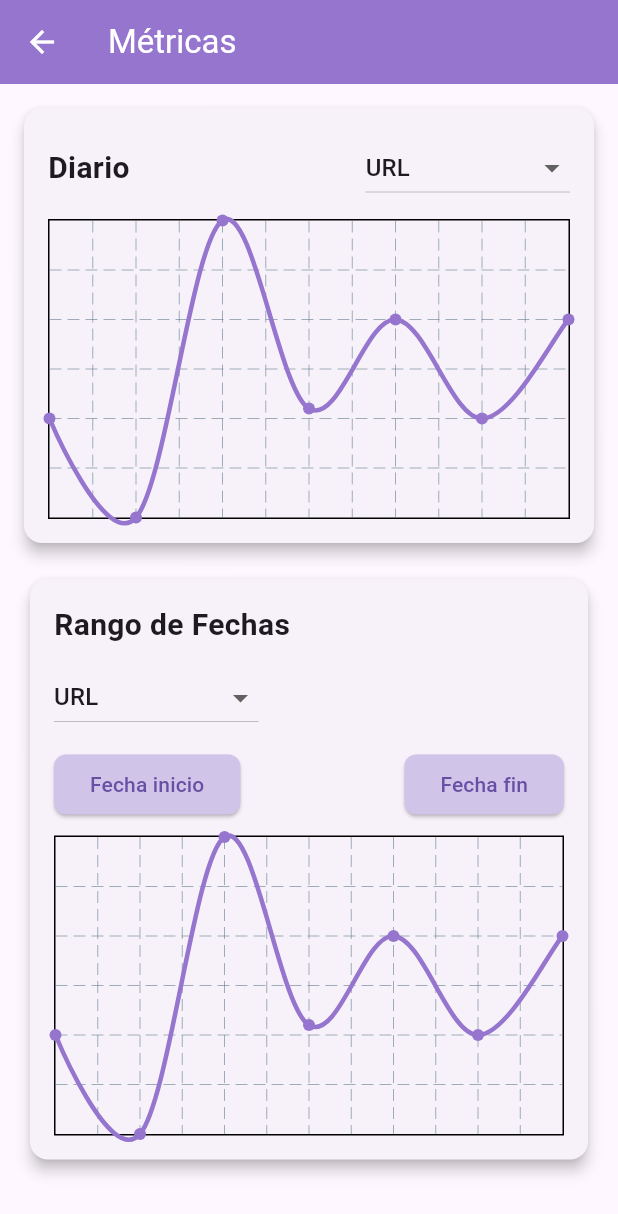
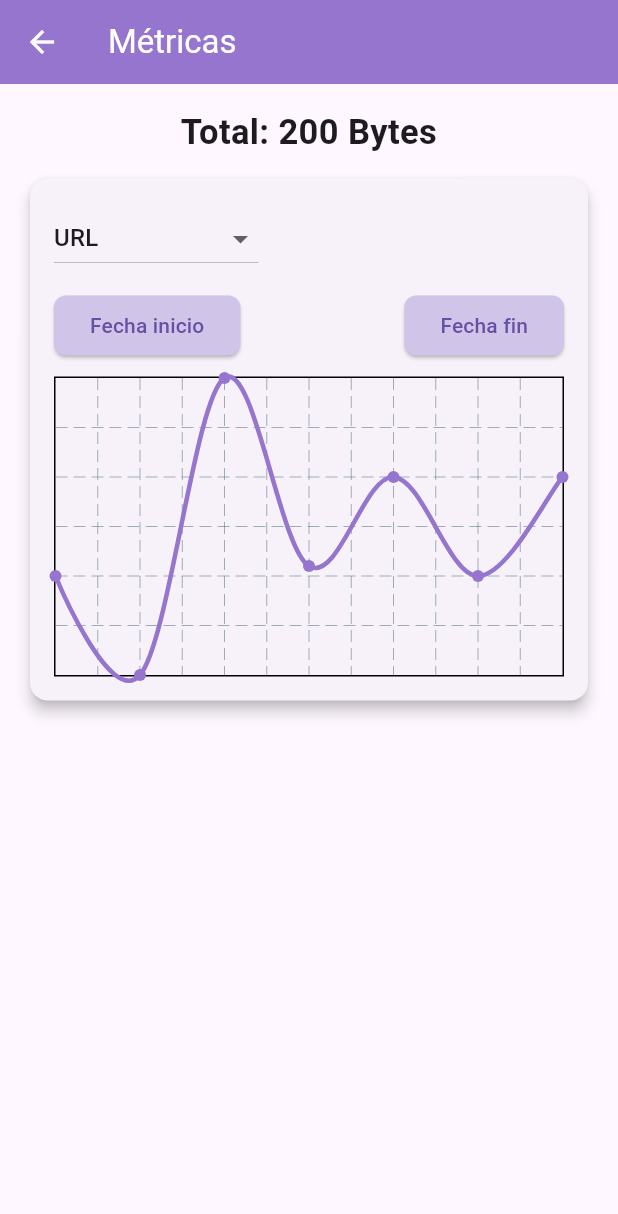
Before and after one commit to ssaf-pdfconversion/app, a Flutter app: the Metricas screen opened by its route, on a phone screen of 412 x 824 dp. Shown: the top 1214 px of the screen. Run offline on Flutter 3.47's test engine with Material 3 defaults, Android fonts, the phone set to English and light mode, and no system bars; drawn by our look-alikes of fl_chart; our stand-ins replace file_picker, get.

Commit message:
Update metricas.dart
Quite una tabla de metricas.

```diff
--- a/mobile_application/lib/metricas/metricas.dart
+++ b/mobile_application/lib/metricas/metricas.dart
@@ -16,8 +16,6 @@ class _MetricasState extends State<Metricas> {
   DateTime? _startDate;
   DateTime? _endDate;
 
-  // Selecciones para cada sección
-  DataSource _diarioSelection = DataSource.url;
   DataSource _rangoSelection = DataSource.url;
 
   // Método para seleccionar una fecha (inicio o fin)
@@ -54,51 +52,14 @@ class _MetricasState extends State<Metricas> {
         padding: const EdgeInsets.all(16),
         child: Column(
           children: [
-            // Sección "Diario"
-            Card(
-              elevation: 4,
-              margin: const EdgeInsets.only(bottom: 20),
-              child: Padding(
-                padding: const EdgeInsets.all(16),
-                child: Column(
-                  crossAxisAlignment: CrossAxisAlignment.start,
-                  children: [
-                    Row(
-                      mainAxisAlignment: MainAxisAlignment.spaceBetween,
-                      children: [
-                        const Text(
-                      'Diario',
-                      style: TextStyle(fontSize: 20, fontWeight: FontWeight.bold),
-                    ),
-                    const SizedBox(height: 10),
-                    // Opciones: URL o Archivos Office
-                    DropdownButton<DataSource>(
-                      value: _diarioSelection,
-                      items: DataSource.values.map((DataSource option) {
-                        return DropdownMenuItem<DataSource>(
-                          value: option,
-                          child: Text(option == DataSource.url ? 'URL' : 'Archivos Office'),
-                        );
-                      }).toList(),
-                      onChanged: (newValue) {
-                        setState(() {
-                          _diarioSelection = newValue!;
-                        });
-                      },
-                    ),
-                      ],
-                    ),
-                    const SizedBox(height: 10),
-                    // Gráfica "Diario"
-                    SizedBox(
-                      height: 200,
-                      width: double.infinity,
-                      child: Graficas(),
-                    ),
-                  ],
-                ),
-              ),
-            ),
+             Text(
+              'Total: 200 Bytes',
+              style: TextStyle(fontSize: 23,
+              fontWeight: FontWeight.bold,),
+              textAlign: TextAlign.center,
+
+        ),
+        const SizedBox(height: 10),
             // Sección "Rango de Fechas"
             Card(
               elevation: 4,
@@ -107,11 +68,6 @@ class _MetricasState extends State<Metricas> {
                 child: Column(
                   crossAxisAlignment: CrossAxisAlignment.start,
                   children: [
-                    const Text(
-                      'Rango de Fechas',
-                      style: TextStyle(fontSize: 20, fontWeight: FontWeight.bold),
-                    ),
-                    const SizedBox(height: 10),
                     // Opciones: URL o Archivos Office
                     DropdownButton<DataSource>(
                       value: _rangoSelection,
@@ -128,6 +84,7 @@ class _MetricasState extends State<Metricas> {
                       },
                     ),
                     const SizedBox(height: 10),
+
                     // Selección de fechas de inicio y fin
                     Row(
                       mainAxisAlignment: MainAxisAlignment.spaceBetween,
```
